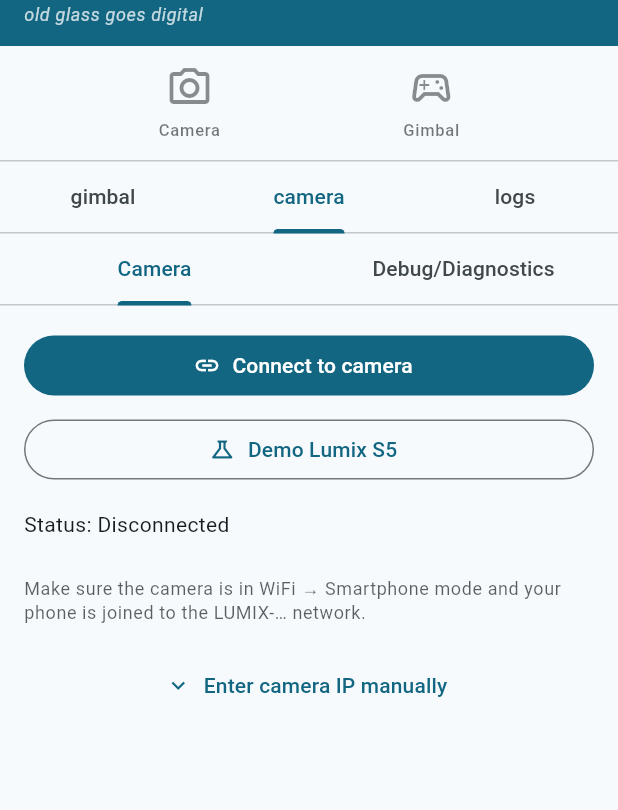
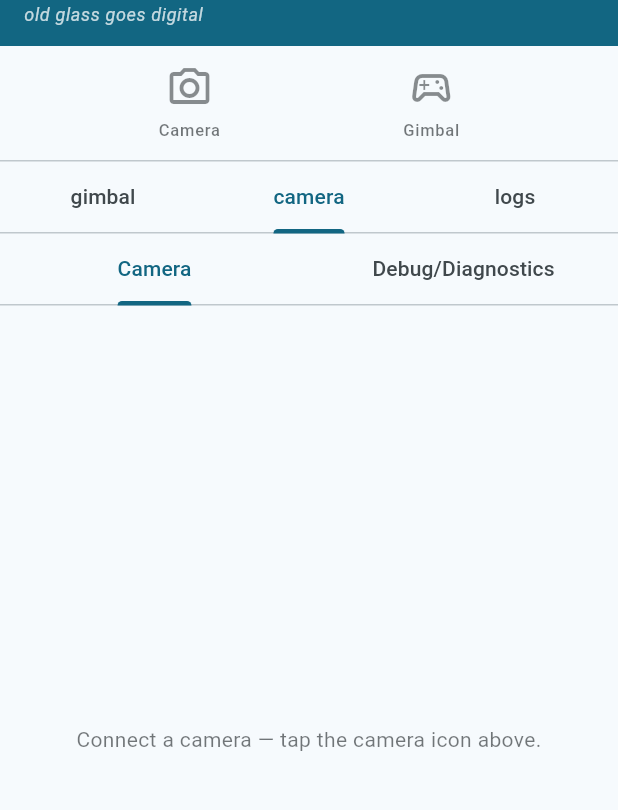
Before and after one commit to nidwe72/sciens_gimbal_controller, a Flutter app: the PlaygroundScreen screen opened directly, tab 2 chosen, on a phone screen of 412 x 824 dp, the part 62-872 px from its top. Run offline on Flutter 3.47's test engine with Material 3 defaults, Android fonts, the phone set to English and light mode, and no system bars; our stand-ins replace flutter_blue_plus, flutter_riverpod, permission_handler.

Commit message:
PR 11/6: simplify camera tab
camera_tab.dart trimmed to its connected role: _DisconnectedView
and _ConnectingView (with their FilledButton/OutlinedButton connect
controls, manual-IP toggle + field, status text, phase label) are
gone — that logic now lives in lib/ui/sheets/camera_sheet.dart.
_CameraControlsTabState drops its _showManualIp / _manualIpController
state, the dispose override, and the _connect / _disconnect methods.

The build method collapses to:
- pause-decode bookkeeping (unchanged),
- if (!conn.isConnected) return _CameraPlaceholder(),
- else return Padding + SingleChildScrollView + _ConnectedView.

_ConnectedView loses its onDisconnect callback and the in-tab
Disconnect TextButton — disconnect is now solely via the camera
sheet (camera icon in the devices panel).

New _CameraPlaceholder is a centred Text 'Connect a camera — tap
the camera icon above.' shown when the camera isn't connected.

Co-Authored-By: Claude Opus 4.7 (1M context) <noreply@anthropic.com>

```diff
--- a/lib/ui/tabs/camera_tab.dart
+++ b/lib/ui/tabs/camera_tab.dart
@@ -130,32 +130,6 @@ class _CameraControlsTabState extends ConsumerState<_CameraControlsTab>
   @override
   bool get wantKeepAlive => true;
 
-  final _manualIpController = TextEditingController(text: '192.168.54.1');
-  bool _showManualIp = false;
-
-  @override
-  void dispose() {
-    _manualIpController.dispose();
-    super.dispose();
-  }
-
-  Future<void> _connect({String? manualIp, bool demo = false}) async {
-    final conn = ref.read(cameraConnectionProvider);
-    final ok = await conn.connect(manualIp: manualIp, demo: demo);
-    if (!ok && mounted) {
-      // If auto-discovery failed, surface the manual-IP entry row
-      // so the user can retry with an explicit IP.
-      if (manualIp == null && !demo) {
-        setState(() => _showManualIp = true);
-      }
-    }
-  }
-
-  Future<void> _disconnect() async {
-    final conn = ref.read(cameraConnectionProvider);
-    await conn.disconnect();
-  }
-
   @override
   Widget build(BuildContext context) {
     super.build(context);
@@ -168,183 +142,43 @@ class _CameraControlsTabState extends ConsumerState<_CameraControlsTab>
     // the JPEG decode is skipped.
     conn.setPreviewPaused(!TickerMode.valuesOf(context).enabled);
 
+    if (!conn.isConnected) {
+      return const _CameraPlaceholder();
+    }
+
     return Padding(
       padding: const EdgeInsets.all(16),
       child: SingleChildScrollView(
-        child: switch (conn.status) {
-          CameraStatus.disconnected || CameraStatus.error =>
-            _DisconnectedView(
-              conn: conn,
-              showManualIp: _showManualIp,
-              manualIpController: _manualIpController,
-              onToggleManualIp: () =>
-                  setState(() => _showManualIp = !_showManualIp),
-              onConnect: () => _connect(),
-              onConnectManual: () => _connect(
-                manualIp: _manualIpController.text.trim(),
-              ),
-              onConnectDemo: () => _connect(demo: true),
-            ),
-          CameraStatus.discovering ||
-          CameraStatus.registering ||
-          CameraStatus.loadingCaps =>
-            _ConnectingView(conn: conn),
-          CameraStatus.connected => _ConnectedView(
-              conn: conn,
-              onDisconnect: _disconnect,
-            ),
-        },
+        child: _ConnectedView(conn: conn),
       ),
     );
   }
 }
 
-class _DisconnectedView extends StatelessWidget {
-  const _DisconnectedView({
-    required this.conn,
-    required this.showManualIp,
-    required this.manualIpController,
-    required this.onToggleManualIp,
-    required this.onConnect,
-    required this.onConnectManual,
-    required this.onConnectDemo,
-  });
-
-  final CameraConnection conn;
-  final bool showManualIp;
-  final TextEditingController manualIpController;
-  final VoidCallback onToggleManualIp;
-  final VoidCallback onConnect;
-  final VoidCallback onConnectManual;
-  final VoidCallback onConnectDemo;
+class _CameraPlaceholder extends StatelessWidget {
+  const _CameraPlaceholder();
 
   @override
   Widget build(BuildContext context) {
     final theme = Theme.of(context);
-    return Column(
-      crossAxisAlignment: CrossAxisAlignment.stretch,
-      children: [
-        FilledButton.icon(
-          onPressed: onConnect,
-          icon: const Icon(Icons.link),
-          label: const Text('Connect to camera'),
-        ),
-        const SizedBox(height: 8),
-        OutlinedButton.icon(
-          onPressed: onConnectDemo,
-          icon: const Icon(Icons.science_outlined),
-          label: const Text('Demo Lumix S5'),
-        ),
-        const SizedBox(height: 16),
-        Text(
-          'Status: ${conn.statusText}',
-          style: theme.textTheme.bodyMedium,
-        ),
-        if (conn.errorText != null) ...[
-          const SizedBox(height: 8),
-          Text(
-            conn.errorText!,
-            style: theme.textTheme.bodySmall?.copyWith(
-              color: theme.colorScheme.error,
-            ),
-          ),
-        ],
-        const SizedBox(height: 24),
-        Text(
-          'Make sure the camera is in WiFi → Smartphone mode and your '
-          'phone is joined to the LUMIX-… network.',
-          style: theme.textTheme.bodySmall?.copyWith(
-            color: theme.colorScheme.onSurface.withValues(alpha: 0.7),
+    return Center(
+      child: Padding(
+        padding: const EdgeInsets.all(32),
+        child: Text(
+          'Connect a camera — tap the camera icon above.',
+          textAlign: TextAlign.center,
+          style: theme.textTheme.bodyMedium?.copyWith(
+            color: theme.colorScheme.onSurface.withValues(alpha: 0.6),
           ),
         ),
-        const SizedBox(height: 16),
-        TextButton.icon(
-          onPressed: onToggleManualIp,
-          icon: Icon(
-            showManualIp ? Icons.keyboard_arrow_up : Icons.keyboard_arrow_down,
-            size: 18,
-          ),
-          label: Text(
-            showManualIp ? 'Hide manual IP' : 'Enter camera IP manually',
-          ),
-        ),
-        if (showManualIp) ...[
-          const SizedBox(height: 8),
-          Row(
-            children: [
-              Expanded(
-                child: TextField(
-                  controller: manualIpController,
-                  decoration: const InputDecoration(
-                    labelText: 'Camera IP',
-                    border: OutlineInputBorder(),
-                    isDense: true,
-                  ),
-                  keyboardType: TextInputType.url,
-                ),
-              ),
-              const SizedBox(width: 8),
-              FilledButton(
-                onPressed: onConnectManual,
-                child: const Text('Connect'),
-              ),
-            ],
-          ),
-        ],
-      ],
+      ),
     );
   }
 }
 
-class _ConnectingView extends StatelessWidget {
-  const _ConnectingView({required this.conn});
+class _ConnectedView extends StatefulWidget {
+  const _ConnectedView({required this.conn});
   final CameraConnection conn;
-
-  @override
-  Widget build(BuildContext context) {
-    final theme = Theme.of(context);
-    return Column(
-      crossAxisAlignment: CrossAxisAlignment.start,
-      children: [
-        Row(
-          children: [
-            const SizedBox(
-              width: 18,
-              height: 18,
-              child: CircularProgressIndicator(strokeWidth: 2),
-            ),
-            const SizedBox(width: 12),
-            Expanded(
-              child: Text(
-                conn.statusText,
-                style: theme.textTheme.bodyMedium,
-              ),
-            ),
-          ],
-        ),
-        const SizedBox(height: 16),
-        Text(
-          'Phase: ${_phaseLabel(conn.status)}',
-          style: theme.textTheme.bodySmall?.copyWith(
-            color: theme.colorScheme.onSurface.withValues(alpha: 0.6),
-          ),
-        ),
-      ],
-    );
-  }
-
-  String _phaseLabel(CameraStatus s) => switch (s) {
-        CameraStatus.discovering => 'discovering',
-        CameraStatus.registering => 'registering',
-        CameraStatus.loadingCaps => 'loading capabilities',
-        _ => '—',
-      };
-}
-
-class _ConnectedView extends StatefulWidget {
-  const _ConnectedView({required this.conn, required this.onDisconnect});
-  final CameraConnection conn;
-  final VoidCallback onDisconnect;
 
   @override
   State<_ConnectedView> createState() => _ConnectedViewState();
@@ -416,12 +250,6 @@ class _ConnectedViewState extends State<_ConnectedView> {
               ),
             ),
             _BatteryIcon(battery: conn.cameraState?.battery),
-            const SizedBox(width: 4),
-            TextButton.icon(
-              onPressed: widget.onDisconnect,
-              icon: const Icon(Icons.link_off, size: 18),
-              label: const Text('Disconnect'),
-            ),
           ],
         ),
         const Divider(height: 24),
```
